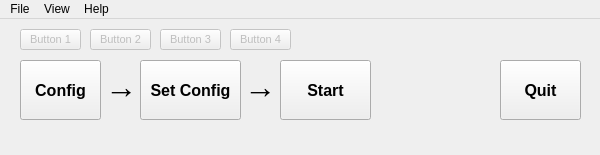
Before: the Qt Designer form src/core/Operator/OperatorQt/MainWindow.ui in kaysoky/NeuralSystemsBCI2000, drawn with Qt 5.
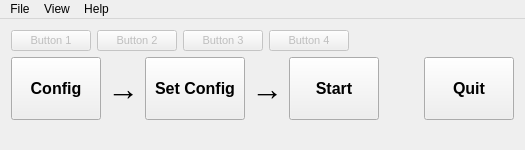
After: the same form once the commit is applied.

Commit message: Operator main window now uses layouts to improve appearance on non-Windows OSes.

```diff
--- a/src/core/Operator/OperatorQt/MainWindow.ui
+++ b/src/core/Operator/OperatorQt/MainWindow.ui
@@ -6,8 +6,8 @@
    <rect>
     <x>0</x>
     <y>0</y>
-    <width>600</width>
-    <height>155</height>
+    <width>525</width>
+    <height>150</height>
    </rect>
   </property>
   <property name="sizePolicy">
@@ -18,14 +18,8 @@
   </property>
   <property name="minimumSize">
    <size>
-    <width>600</width>
-    <height>155</height>
-   </size>
-  </property>
-  <property name="maximumSize">
-   <size>
-    <width>600</width>
-    <height>155</height>
+    <width>525</width>
+    <height>150</height>
    </size>
   </property>
   <property name="windowTitle">
@@ -35,126 +29,14 @@
    <locale language="English" country="UnitedStates"/>
   </property>
   <widget class="QWidget" name="centralWidget">
-   <widget class="QPushButton" name="pushButton_Config">
-    <property name="geometry">
-     <rect>
-      <x>20</x>
-      <y>41</y>
-      <width>81</width>
-      <height>60</height>
-     </rect>
-    </property>
-    <property name="font">
-     <font>
-      <family>MS Shell Dlg 2</family>
-      <pointsize>12</pointsize>
-      <weight>75</weight>
-      <bold>true</bold>
-     </font>
-    </property>
-    <property name="text">
-     <string>Config</string>
-    </property>
-    <property name="default">
-     <bool>false</bool>
-    </property>
-   </widget>
-   <widget class="QPushButton" name="pushButton_SetConfig">
-    <property name="geometry">
-     <rect>
-      <x>140</x>
-      <y>41</y>
-      <width>101</width>
-      <height>60</height>
-     </rect>
-    </property>
-    <property name="font">
-     <font>
-      <family>MS Shell Dlg 2</family>
-      <pointsize>12</pointsize>
-      <weight>75</weight>
-      <bold>true</bold>
-     </font>
-    </property>
-    <property name="text">
-     <string>Set Config</string>
-    </property>
-   </widget>
-   <widget class="QPushButton" name="pushButton_RunSystem">
-    <property name="geometry">
-     <rect>
-      <x>280</x>
-      <y>41</y>
-      <width>91</width>
-      <height>60</height>
-     </rect>
-    </property>
-    <property name="font">
-     <font>
-      <family>MS Shell Dlg 2</family>
-      <pointsize>12</pointsize>
-      <weight>75</weight>
-      <bold>true</bold>
-     </font>
-    </property>
-    <property name="text">
-     <string>Start</string>
-    </property>
-   </widget>
-   <widget class="QPushButton" name="pushButton_Quit">
-    <property name="geometry">
-     <rect>
-      <x>500</x>
-      <y>41</y>
-      <width>81</width>
-      <height>60</height>
-     </rect>
-    </property>
-    <property name="font">
-     <font>
-      <family>MS Shell Dlg 2</family>
-      <pointsize>12</pointsize>
-      <weight>75</weight>
-      <bold>true</bold>
-     </font>
-    </property>
-    <property name="text">
-     <string>Quit</string>
-    </property>
-   </widget>
-   <widget class="QLabel" name="arrow_1">
-    <property name="geometry">
-     <rect>
-      <x>105</x>
-      <y>52</y>
-      <width>31</width>
-      <height>31</height>
-     </rect>
-    </property>
-    <property name="font">
-     <font>
-      <family>MS Shell Dlg 2</family>
-      <pointsize>24</pointsize>
-      <weight>75</weight>
-      <bold>true</bold>
-     </font>
-    </property>
-    <property name="text">
-     <string>→</string>
-    </property>
-   </widget>
+   <layout class="QVBoxLayout" name="verticalLayout" stretch="0,1">
+    <item>
+     <layout class="QHBoxLayout" name="horizontalLayout">
+      <item>
    <widget class="QPushButton" name="pushButton_Btn1">
     <property name="enabled">
      <bool>false</bool>
     </property>
-    <property name="geometry">
-     <rect>
-      <x>20</x>
-      <y>10</y>
-      <width>61</width>
-      <height>21</height>
-     </rect>
-    </property>
     <property name="font">
      <font>
       <family>MS Shell Dlg 2</family>
@@ -167,18 +49,12 @@
      <string>Button 1</string>
     </property>
    </widget>
+      </item>
+      <item>
    <widget class="QPushButton" name="pushButton_Btn2">
     <property name="enabled">
      <bool>false</bool>
     </property>
-    <property name="geometry">
-     <rect>
-      <x>90</x>
-      <y>10</y>
-      <width>61</width>
-      <height>21</height>
-     </rect>
-    </property>
     <property name="font">
      <font>
       <family>MS Shell Dlg 2</family>
@@ -191,18 +67,12 @@
      <string>Button 2</string>
     </property>
    </widget>
+      </item>
+      <item>
    <widget class="QPushButton" name="pushButton_Btn3">
     <property name="enabled">
      <bool>false</bool>
     </property>
-    <property name="geometry">
-     <rect>
-      <x>160</x>
-      <y>10</y>
-      <width>61</width>
-      <height>21</height>
-     </rect>
-    </property>
     <property name="font">
      <font>
       <family>MS Shell Dlg 2</family>
@@ -215,18 +85,12 @@
      <string>Button 3</string>
     </property>
    </widget>
+      </item>
+      <item>
    <widget class="QPushButton" name="pushButton_Btn4">
     <property name="enabled">
      <bool>false</bool>
     </property>
-    <property name="geometry">
-     <rect>
-      <x>230</x>
-      <y>10</y>
-      <width>61</width>
-      <height>21</height>
-     </rect>
-    </property>
     <property name="font">
      <font>
       <family>MS Shell Dlg 2</family>
@@ -239,14 +103,115 @@
      <string>Button 4</string>
     </property>
    </widget>
+      </item>
+      <item>
+       <spacer name="horizontalSpacer">
+        <property name="orientation">
+         <enum>Qt::Horizontal</enum>
+        </property>
+        <property name="sizeHint" stdset="0">
+         <size>
+          <width>40</width>
+          <height>20</height>
+         </size>
+        </property>
+       </spacer>
+      </item>
+     </layout>
+    </item>
+    <item>
+     <layout class="QHBoxLayout" name="horizontalLayout_2">
+      <item>
+       <widget class="QPushButton" name="pushButton_Config">
+        <property name="sizePolicy">
+         <sizepolicy hsizetype="MinimumExpanding" vsizetype="Expanding">
+          <horstretch>0</horstretch>
+          <verstretch>0</verstretch>
+         </sizepolicy>
+        </property>
+        <property name="minimumSize">
+         <size>
+          <width>90</width>
+          <height>35</height>
+         </size>
+        </property>
+        <property name="font">
+         <font>
+          <family>MS Shell Dlg 2</family>
+          <pointsize>12</pointsize>
+          <weight>75</weight>
+          <bold>true</bold>
+         </font>
+        </property>
+        <property name="text">
+         <string>Config</string>
+        </property>
+        <property name="default">
+         <bool>false</bool>
+        </property>
+       </widget>
+      </item>
+      <item>
+       <widget class="QLabel" name="arrow_1">
+        <property name="sizePolicy">
+         <sizepolicy hsizetype="Minimum" vsizetype="Minimum">
+          <horstretch>0</horstretch>
+          <verstretch>0</verstretch>
+         </sizepolicy>
+        </property>
+        <property name="font">
+         <font>
+          <family>MS Shell Dlg 2</family>
+          <pointsize>24</pointsize>
+          <weight>75</weight>
+          <bold>true</bold>
+         </font>
+        </property>
+        <property name="text">
+         <string>→</string>
+        </property>
+        <property name="scaledContents">
+         <bool>false</bool>
+        </property>
+        <property name="alignment">
+         <set>Qt::AlignCenter</set>
+        </property>
+       </widget>
+      </item>
+      <item>
+       <widget class="QPushButton" name="pushButton_SetConfig">
+        <property name="sizePolicy">
+         <sizepolicy hsizetype="MinimumExpanding" vsizetype="Expanding">
+          <horstretch>0</horstretch>
+          <verstretch>0</verstretch>
+         </sizepolicy>
+        </property>
+        <property name="minimumSize">
+         <size>
+          <width>100</width>
+          <height>35</height>
+         </size>
+        </property>
+        <property name="font">
+         <font>
+          <family>MS Shell Dlg 2</family>
+          <pointsize>12</pointsize>
+          <weight>75</weight>
+          <bold>true</bold>
+         </font>
+        </property>
+        <property name="text">
+         <string>Set Config</string>
+        </property>
+       </widget>
+      </item>
+      <item>
    <widget class="QLabel" name="arrow_2">
-    <property name="geometry">
-     <rect>
-      <x>244</x>
-      <y>52</y>
-      <width>31</width>
-      <height>31</height>
-     </rect>
+        <property name="sizePolicy">
+         <sizepolicy hsizetype="Minimum" vsizetype="Minimum">
+          <horstretch>0</horstretch>
+          <verstretch>0</verstretch>
+         </sizepolicy>
     </property>
     <property name="font">
      <font>
@@ -259,14 +224,91 @@
     <property name="text">
      <string>→</string>
     </property>
-   </widget>
+        <property name="scaledContents">
+         <bool>false</bool>
+        </property>
+        <property name="alignment">
+         <set>Qt::AlignCenter</set>
+        </property>
+       </widget>
+      </item>
+      <item>
+       <widget class="QPushButton" name="pushButton_RunSystem">
+        <property name="sizePolicy">
+         <sizepolicy hsizetype="MinimumExpanding" vsizetype="Expanding">
+          <horstretch>0</horstretch>
+          <verstretch>0</verstretch>
+         </sizepolicy>
+        </property>
+        <property name="minimumSize">
+         <size>
+          <width>90</width>
+          <height>35</height>
+         </size>
+        </property>
+        <property name="font">
+         <font>
+          <family>MS Shell Dlg 2</family>
+          <pointsize>12</pointsize>
+          <weight>75</weight>
+          <bold>true</bold>
+         </font>
+        </property>
+        <property name="text">
+         <string>Start</string>
+        </property>
+       </widget>
+      </item>
+      <item>
+       <spacer name="horizontalSpacer_2">
+        <property name="orientation">
+         <enum>Qt::Horizontal</enum>
+        </property>
+        <property name="sizeHint" stdset="0">
+         <size>
+          <width>60</width>
+          <height>20</height>
+         </size>
+        </property>
+       </spacer>
+      </item>
+      <item>
+       <widget class="QPushButton" name="pushButton_Quit">
+        <property name="sizePolicy">
+         <sizepolicy hsizetype="MinimumExpanding" vsizetype="Expanding">
+          <horstretch>0</horstretch>
+          <verstretch>0</verstretch>
+         </sizepolicy>
+        </property>
+        <property name="minimumSize">
+         <size>
+          <width>90</width>
+          <height>35</height>
+         </size>
+        </property>
+        <property name="font">
+         <font>
+          <family>MS Shell Dlg 2</family>
+          <pointsize>12</pointsize>
+          <weight>75</weight>
+          <bold>true</bold>
+         </font>
+        </property>
+        <property name="text">
+         <string>Quit</string>
+        </property>
+       </widget>
+      </item>
+     </layout>
+    </item>
+   </layout>
   </widget>
   <widget class="QMenuBar" name="menuBar">
    <property name="geometry">
     <rect>
      <x>0</x>
      <y>0</y>
-     <width>600</width>
+     <width>525</width>
      <height>18</height>
     </rect>
    </property>
```
Lines whose indentation alone changed are shown as unchanged. The commit also changes 1 other file.
